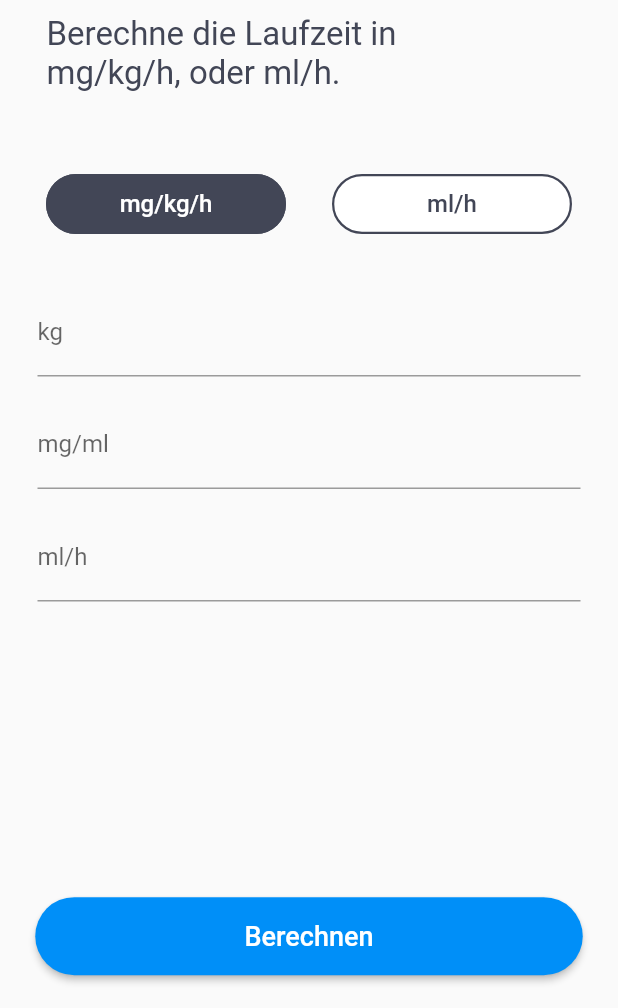
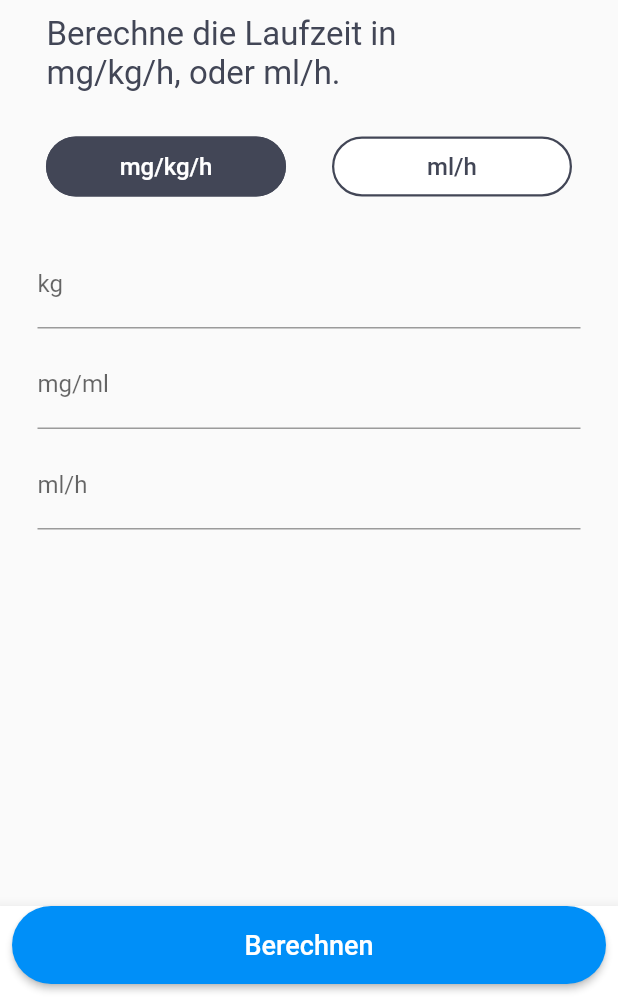
Before and after one commit to totaku-alt/anical, a Flutter app: the MilligrammView screen opened by its route, on a phone screen of 412 x 824 dp, the part 228-1236 px from its top. Run offline on Flutter 3.47's test engine with Material 2 defaults, Android fonts, the phone set to English and light mode, and no system bars.

Commit message:
refactor & UI improvements
code refactor less padding widgets. more sizeBox()
better UI experience when keyboard hide last textinput

```diff
--- a/lib/views/milligramm_view.dart
+++ b/lib/views/milligramm_view.dart
@@ -49,7 +49,7 @@ class _MilligrammViewState extends State<MilligrammView> {
     return GestureDetector(
       onTap: () => FocusManager.instance.primaryFocus?.unfocus(),
       child: Scaffold(
-        resizeToAvoidBottomInset: false,
+        resizeToAvoidBottomInset: true,
         extendBodyBehindAppBar: true,
         appBar: AppBar(
           leading: IconButton(
@@ -69,25 +69,23 @@ class _MilligrammViewState extends State<MilligrammView> {
           backgroundColor: Colors.transparent,
           elevation: 0,
         ),
-        body: Column(
+        body: SingleChildScrollView(
+          reverse: true,
+          child: Column(
             mainAxisAlignment: MainAxisAlignment.start,
             crossAxisAlignment: CrossAxisAlignment.start,
             children: [
               const SizedBox(
-              height: 100,
+                height: 105,
               ),
               const Padding(
-              padding: EdgeInsets.only(
-                left: 30,
-                top: 5,
-              ),
+                padding: EdgeInsets.only(left: 30),
                 child: Text(
                   'AniCal',
                   style: TextStyle(
                       fontSize: 40,
                       fontWeight: FontWeight.bold,
-                  color: textPrimaryColor,
-                ),
+                      color: textPrimaryColor),
                 ),
               ),
               const Padding(
@@ -97,14 +95,11 @@ class _MilligrammViewState extends State<MilligrammView> {
                 ),
                 child: Text(
                   'Berechne die Laufzeit in\nmg/kg/h, oder ml/h.',
-                style: TextStyle(
-                  fontSize: 22,
-                  color: textPrimaryColor,
-                ),
+                  style: TextStyle(fontSize: 22, color: textPrimaryColor),
                 ),
               ),
               const SizedBox(
-              height: 50,
+                height: 25,
               ),
               Row(
                 mainAxisAlignment: MainAxisAlignment.spaceEvenly,
@@ -115,14 +110,16 @@ class _MilligrammViewState extends State<MilligrammView> {
                       backgroundColor: colorStateButton1,
                       shape: shape,
                       minimumSize: const Size(160, 40),
-                    side: const BorderSide(width: 1.5, color: textPrimaryColor),
+                      side:
+                          const BorderSide(width: 1.5, color: textPrimaryColor),
                     ),
                     onPressed: () {
                       setState(
                         () {
                           colorStateButton2 =
                               const Color.fromRGBO(255, 255, 255, 1);
-                        colorStateButton1 = const Color.fromRGBO(66, 70, 86, 1);
+                          colorStateButton1 =
+                              const Color.fromRGBO(66, 70, 86, 1);
                           isMgKgHVisible = true;
                           isMlHVisible = false;
                         },
@@ -147,7 +144,8 @@ class _MilligrammViewState extends State<MilligrammView> {
                     onPressed: () {
                       setState(
                         () {
-                        colorStateButton2 = const Color.fromRGBO(66, 70, 86, 1);
+                          colorStateButton2 =
+                              const Color.fromRGBO(66, 70, 86, 1);
                           colorStateButton1 =
                               const Color.fromRGBO(255, 255, 255, 1);
                           isMgKgHVisible = false;
@@ -159,36 +157,32 @@ class _MilligrammViewState extends State<MilligrammView> {
                       'ml/h',
                       style: TextStyle(fontSize: 16),
                     ),
-                ),
+                  )
                 ],
               ),
               Padding(
-              padding: const EdgeInsets.only(
-                left: 25,
-                right: 25,
-                top: 32,
+                padding: const EdgeInsets.all(25.0),
+                child: Column(
+                  children: [
+                    TextField(
+                      controller: kilogramController,
+                      onChanged: (value) => setState(
+                        () => {
+                          kilogramm = value,
+                        },
                       ),
-              child: TextField(
-                controller: kilogramController,
-                onChanged: (value) => setState(() => {
-                      kilogramm = value,
-                      //kilogramController.text = value.toString()
-                    }),
                       keyboardType: TextInputType.number,
                       textInputAction: TextInputAction.next,
                       decoration: InputDecoration(
                         labelText: 'kg',
-                  errorText: _validate ? 'Bitte gebe einen Wert ein' : null,
+                        errorText:
+                            _validate ? 'Bitte gebe einen Wert ein' : null,
                       ),
                     ),
+                    const SizedBox(
+                      height: 8,
                     ),
-            Padding(
-              padding: const EdgeInsets.only(
-                left: 25,
-                right: 25,
-                top: 16,
-              ),
-              child: TextField(
+                    TextField(
                       controller: milligramPerMilliLitersController,
                       onChanged: (value) =>
                           setState(() => milligramPerMilliLiters = value),
@@ -198,14 +192,10 @@ class _MilligrammViewState extends State<MilligrammView> {
                         labelText: 'mg/ml',
                       ),
                     ),
+                    const SizedBox(
+                      height: 8,
                     ),
-            Padding(
-              padding: const EdgeInsets.only(
-                left: 25,
-                right: 25,
-                top: 16,
-              ),
-              child: Visibility(
+                    Visibility(
                       visible: isMgKgHVisible,
                       child: TextField(
                         controller: milliLitersPerHourController,
@@ -220,20 +210,15 @@ class _MilligrammViewState extends State<MilligrammView> {
                         ),
                       ),
                     ),
-            ),
-            Padding(
-              padding: const EdgeInsets.only(
-                left: 25,
-                right: 25,
-              ),
-              child: Visibility(
+                    Visibility(
                       visible: isMlHVisible,
                       child: TextField(
                         controller: milliLitersPerHourController,
-                  onChanged: (value) => setState(() => {
+                        onChanged: (value) => setState(
+                          () => {
                             milliLitersPerHour = value,
-                        // milliLitersPerHourController.text = value.toString()
-                      }),
+                          },
+                        ),
                         keyboardType: TextInputType.number,
                         textInputAction: TextInputAction.done,
                         decoration: const InputDecoration(
@@ -241,16 +226,25 @@ class _MilligrammViewState extends State<MilligrammView> {
                         ),
                       ),
                     ),
+                  ],
                 ),
-            Expanded(
-              child: Align(
-                alignment: const FractionalOffset(0.5, 0.9),
+              ),
+            ],
+          ),
+        ),
+        bottomNavigationBar: BottomAppBar(
+          child: Padding(
+            padding: const EdgeInsets.only(
+              left: 8,
+              right: 8,
+              bottom: 16,
+            ),
             child: ElevatedButton(
               style: ElevatedButton.styleFrom(
                 minimumSize: const Size(365, 52),
                 shape: shape,
-                    primary: const Color.fromRGBO(0, 143, 248, 1),
-                    onPrimary: const Color.fromRGBO(255, 255, 255, 1),
+                primary: primaryButtonColor,
+                onPrimary: textWhiteColor,
               ),
               onPressed: () {
                 getResult();
@@ -268,8 +262,6 @@ class _MilligrammViewState extends State<MilligrammView> {
               ),
             ),
           ),
-            )
-          ],
         ),
       ),
     );
```
Lines whose indentation alone changed are shown as unchanged.
